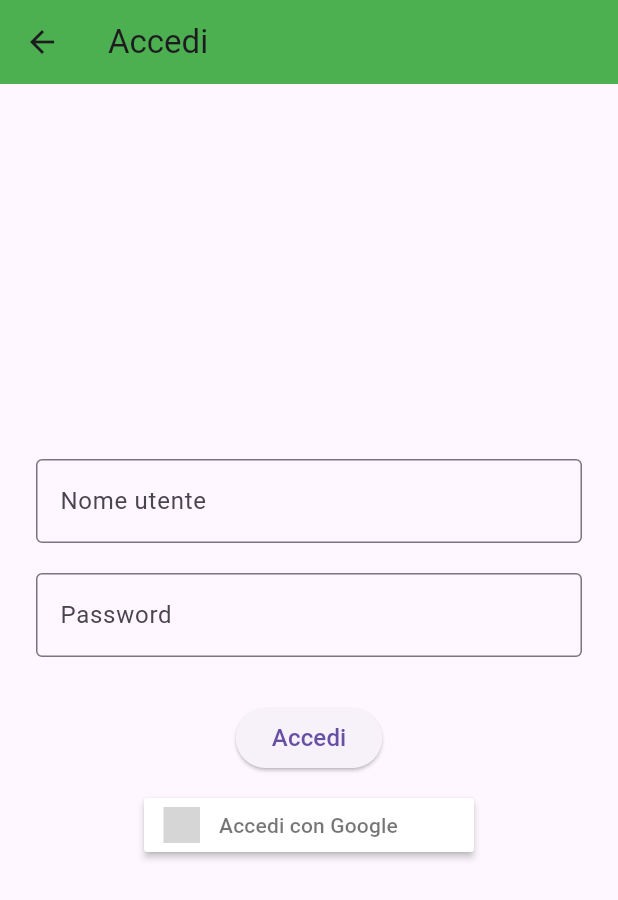
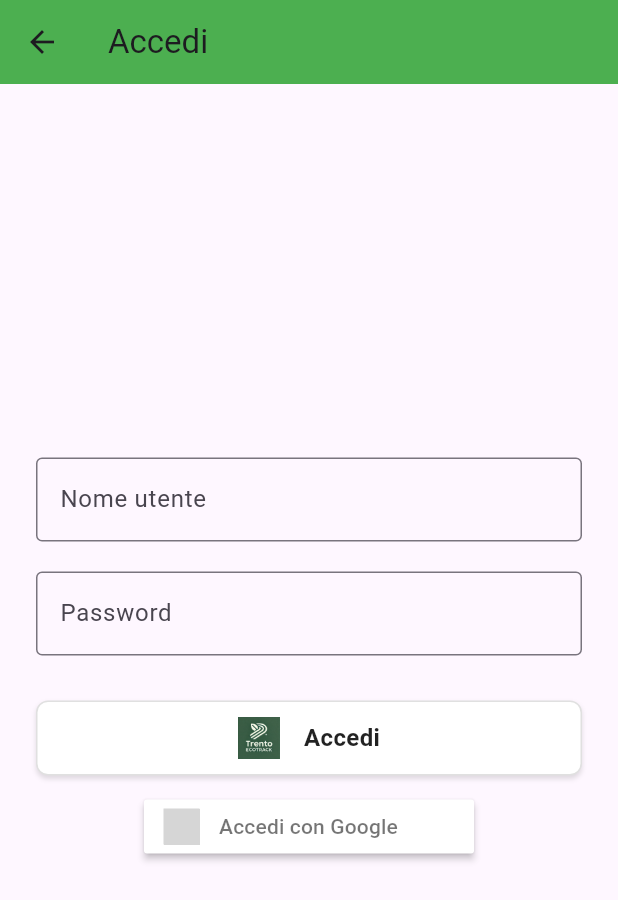
Before and after one commit to jagorev/EcoTrack, a Flutter app: the AccediPage screen opened directly, on a phone screen of 412 x 824 dp. Shown: the top 900 px of the screen. Run offline on Flutter 3.47's test engine with Material 3 defaults, Android fonts, the phone set to English and light mode, and no system bars; drawn by our look-alikes of sign_in_button; our stand-ins replace firebase_auth, firebase_core, google_maps_flutter, google_sign_in; accounts and stored records are empty; grey boxes are pictures that could not be loaded.

Commit message:
personalizzazione accesso mediante account locali tramite firebase (implementato al commit precedente)

```diff
--- a/app/lib/accedi.dart
+++ b/app/lib/accedi.dart
@@ -76,9 +76,44 @@ class _AccediPageState extends State<AccediPage> {
               ),
             ),
             const SizedBox(height: 30),
-            ElevatedButton(
-              onPressed: _signInWithEmail,
-              child: const Text('Accedi', style: TextStyle(fontSize: 16)),
+            // Pulsante "Accedi" personalizzato con logo EcoTrack
+            GestureDetector(
+              onTap: _signInWithEmail,
+              child: Container(
+                width: double.infinity,
+                height: 50,
+                decoration: BoxDecoration(
+                  color: Colors.white, // Sfondo bianco
+                  borderRadius: BorderRadius.circular(8),
+                  border: Border.all(color: Colors.grey.shade300),
+                  boxShadow: [
+                    BoxShadow(
+                      color: Colors.black12,
+                      blurRadius: 2,
+                      offset: Offset(0, 2),
+                    ),
+                  ],
+                ),
+                child: Row(
+                  mainAxisAlignment: MainAxisAlignment.center,
+                  children: [
+                    Image.asset(
+                      'assets/logo_ecotrack.png',
+                      height: 28,
+                      width: 28,
+                    ),
+                    const SizedBox(width: 16),
+                    const Text(
+                      'Accedi',
+                      style: TextStyle(
+                        fontSize: 16,
+                        color: Colors.black87,
+                        fontWeight: FontWeight.w600,
+                      ),
+                    ),
+                  ],
+                ),
+              ),
             ),
             const SizedBox(height: 10),
             SignInButton(
```
